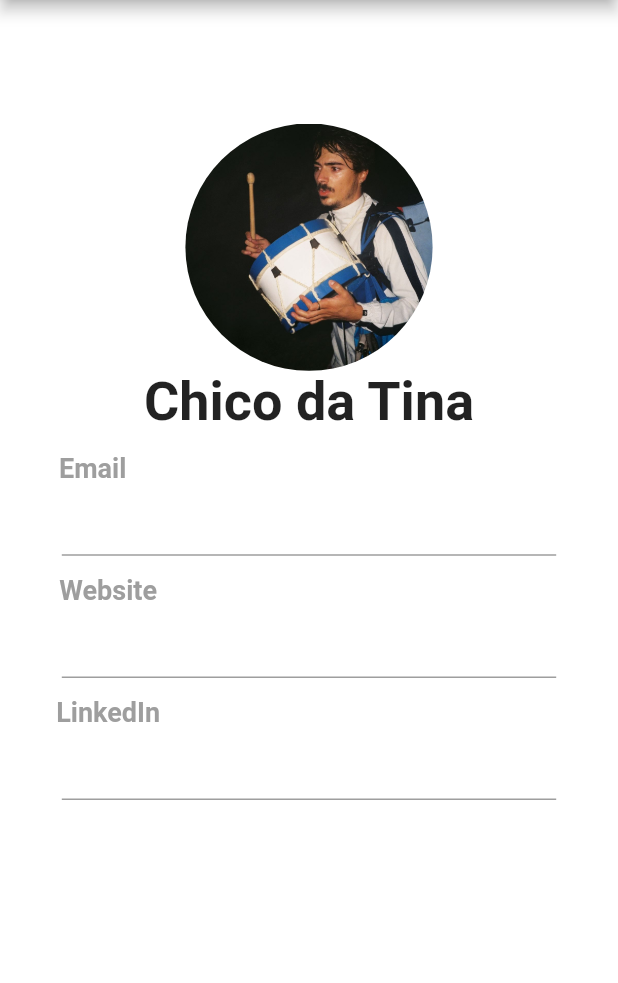
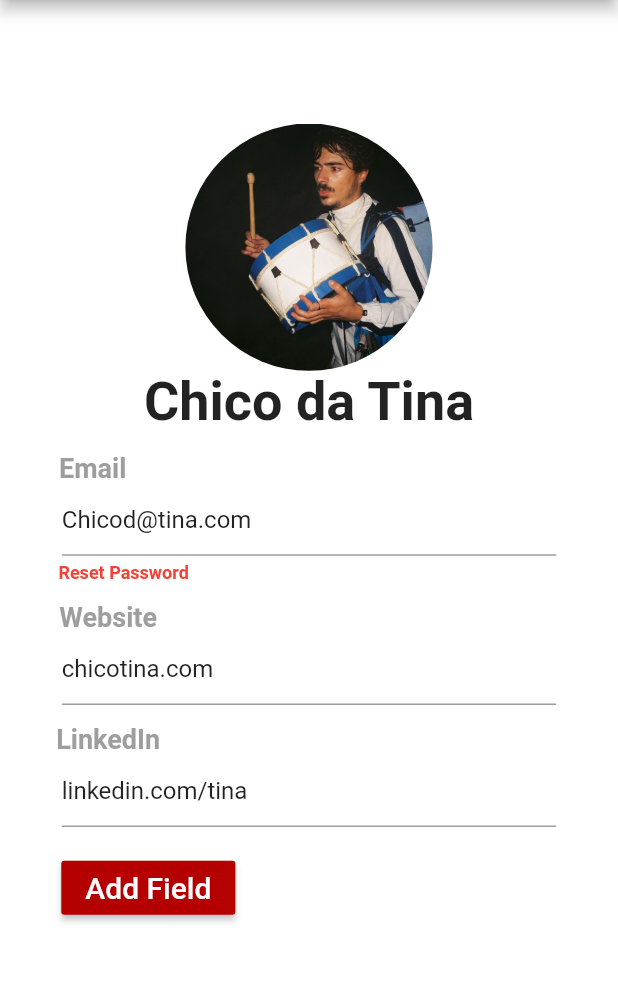
Before and after one commit to softeng-feup/open-cx-b, a Flutter app: the Profile screen opened directly, on a phone screen of 412 x 824 dp, the part 84-1067 px from its top. Run offline on Flutter 3.47's test engine with Material 2 defaults, Android fonts, the phone set to English and light mode, and no system bars.

Commit message:
Profile aceitavel

```diff
--- a/frontend/lib/main.dart
+++ b/frontend/lib/main.dart
@@ -494,10 +494,20 @@ class Profile extends StatelessWidget {
                         left: 0.1 * MediaQuery.of(context).size.width,
                         right: 0.1 * MediaQuery.of(context).size.width),
                   child: TextField(
+                    controller: TextEditingController()..text = 'Chicod@tina.com',
                     onChanged: (text) {
                       print("Ok: $text");
                     },
                   )
+                ),
+                Container(
+                  padding: EdgeInsets.only(
+                    top: 0.01 * MediaQuery.of(context).size.width,
+                    right: 0.6 * MediaQuery.of(context).size.width,),
+                  child: Text(
+                    'Reset Password',
+                    style: TextStyle(color: Colors.red, fontSize: 12,fontWeight: FontWeight.bold),
+                  ),
                 ),
                 Container(
                   padding: EdgeInsets.only(
@@ -513,6 +523,7 @@ class Profile extends StatelessWidget {
                         left: 0.1 * MediaQuery.of(context).size.width,
                         right: 0.1 * MediaQuery.of(context).size.width),
                     child: TextField(
+                      controller: TextEditingController()..text = 'chicotina.com',
                       onChanged: (text) {
                         print("Ok: $text");
                       },
@@ -532,11 +543,30 @@ class Profile extends StatelessWidget {
                         left: 0.1 * MediaQuery.of(context).size.width,
                         right: 0.1 * MediaQuery.of(context).size.width),
                     child: TextField(
+                      controller: TextEditingController()..text = 'linkedin.com/tina',
                       onChanged: (text) {
                         print("Ok: $text");
                       },
                     )
-                )
+                ),
+                Container(
+                  padding: EdgeInsets.only(
+                      top: 0.04 * MediaQuery.of(context).size.width,
+                      right: 0.52 * MediaQuery.of(context).size.width),
+                  child: RaisedButton(
+                      color: Color.fromARGB(255, 180, 0, 0),
+                      onPressed: () {
+                        Navigator.push(
+                          context,
+                          MaterialPageRoute(builder: (context) => Profile()),
+                        );
+                      },
+                       child: Text(
+                          'Add Field',
+                          style: TextStyle(fontSize: 20, color: Colors.white),
+                  ),
+                ),
+                ),
               ],
             )
            ),
```
